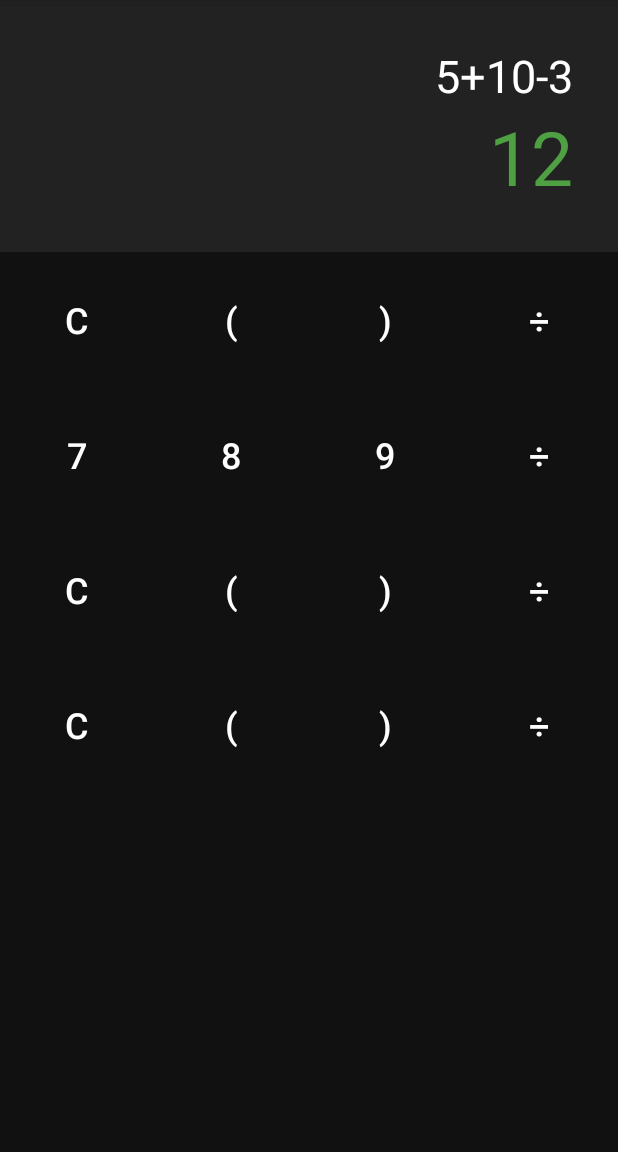
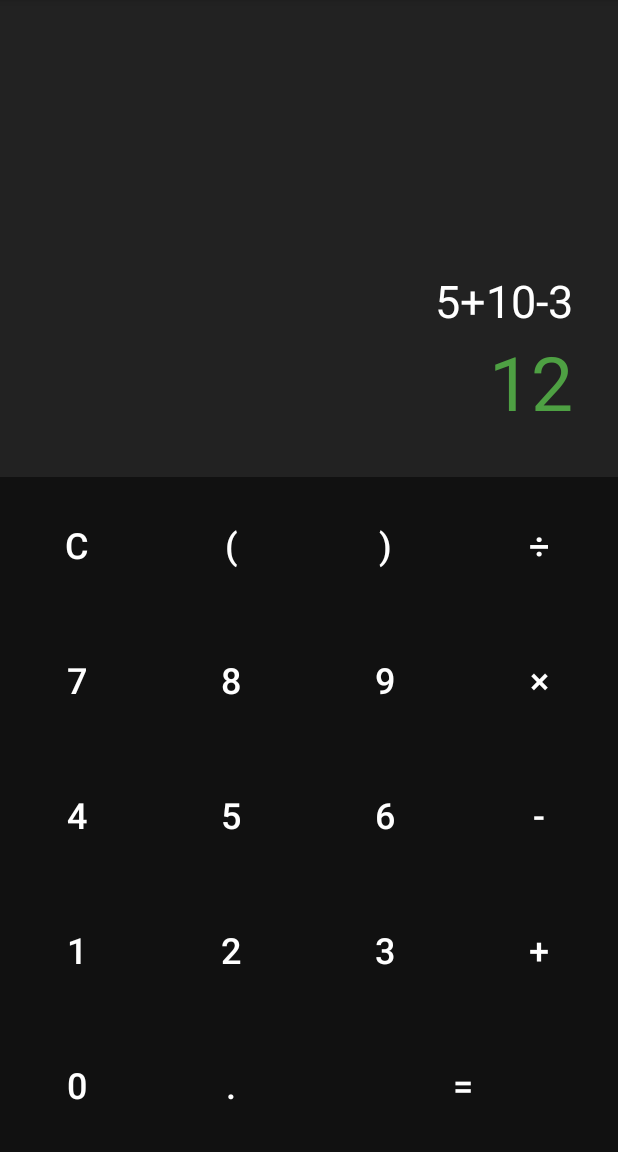
Before and after one commit to Dilanka-S/CalculatorKotlin, an Android app: the screen it shows after launch (MainActivity), on a phone screen of 412 x 824 dp, the part 84-1236 px from its top. Run offline under Robolectric (Android 15) with nearby library versions, the phone set to English and light mode, and no system bars.

Commit message:
UI complete, backend started
Finished the general structure of the GUI through the xml file. Started on the main kotlin file to add the backend functions

```diff
--- a/app/build.gradle
+++ b/app/build.gradle
@@ -1,6 +1,7 @@
 plugins {
     id 'com.android.application'
     id 'org.jetbrains.kotlin.android'
+    id 'kotlin-android-extensions'
 }
 
 android {
--- a/app/src/main/java/lk/sliit/calculatorkotlin/MainActivity.kt
+++ b/app/src/main/java/lk/sliit/calculatorkotlin/MainActivity.kt
@@ -2,10 +2,24 @@ package lk.sliit.calculatorkotlin
 
 import androidx.appcompat.app.AppCompatActivity
 import android.os.Bundle
+import kotlinx.android.synthetic.main.activity_main.*
 
 class MainActivity : AppCompatActivity() {
     override fun onCreate(savedInstanceState: Bundle?) {
         super.onCreate(savedInstanceState)
         setContentView(R.layout.activity_main)
+
+        button_clear.setOnClickListener {
+            input.text = ""
+            output.text = ""
+        }
+        button_bracket_left.setOnClickListener {
+            input.text = ""
+            output.text = ""
+        }
+    }
+
+    private fun addToInputText(buttonValue : String ): String{
+
     }
 }
--- a/app/src/main/res/layout/activity_main.xml
+++ b/app/src/main/res/layout/activity_main.xml
@@ -10,13 +10,15 @@
 
     <LinearLayout
         android:layout_width="match_parent"
-        android:layout_height="wrap_content"
+        android:layout_height="0dp"
+        android:layout_weight="1"
         android:gravity="bottom"
         android:padding="30dp"
         android:background="@color/io_background"
         android:orientation="vertical">
 
         <TextView
+            android:id="@+id/input"
             android:layout_width="match_parent"
             android:layout_height="wrap_content"
             android:gravity="end"
@@ -25,6 +27,7 @@
             android:text="5+10-3" />
 
         <TextView
+            android:id="@+id/output"
             android:layout_width="match_parent"
             android:layout_height="wrap_content"
             android:gravity="end"
@@ -41,21 +44,25 @@
         android:stretchColumns="*">
         <TableRow>
             <androidx.appcompat.widget.AppCompatButton
+                android:id="@+id/button_clear"
                 android:layout_width="wrap_content"
                 android:layout_height="90dp"
                 style="@style/Button_Style"
                 android:text="C"/>
             <androidx.appcompat.widget.AppCompatButton
+                android:id="@+id/button_bracket_left"
                 android:layout_width="wrap_content"
                 android:layout_height="90dp"
                 style="@style/Button_Style"
                 android:text="("/>
             <androidx.appcompat.widget.AppCompatButton
+                android:id="@+id/button_bracket_right"
                 android:layout_width="wrap_content"
                 android:layout_height="90dp"
                 style="@style/Button_Style"
                 android:text=")"/>
             <androidx.appcompat.widget.AppCompatButton
+                android:id="@+id/button_division"
                 android:layout_width="wrap_content"
                 android:layout_height="90dp"
                 style="@style/Button_Style"
@@ -63,69 +70,102 @@
         </TableRow>
         <TableRow>
             <androidx.appcompat.widget.AppCompatButton
+                android:id="@+id/button_7"
                 android:layout_width="wrap_content"
                 android:layout_height="90dp"
                 style="@style/Button_Style"
                 android:text="7"/>
             <androidx.appcompat.widget.AppCompatButton
+                android:id="@+id/button_8"
                 android:layout_width="wrap_content"
                 android:layout_height="90dp"
                 style="@style/Button_Style"
                 android:text="8"/>
             <androidx.appcompat.widget.AppCompatButton
+                android:id="@+id/button_9"
                 android:layout_width="wrap_content"
                 android:layout_height="90dp"
                 style="@style/Button_Style"
                 android:text="9"/>
             <androidx.appcompat.widget.AppCompatButton
+                android:id="@+id/button_multiplication"
                 android:layout_width="wrap_content"
                 android:layout_height="90dp"
                 style="@style/Button_Style"
-                android:text="÷"/>
+                android:text="×"/>
         </TableRow>
         <TableRow>
             <androidx.appcompat.widget.AppCompatButton
+                android:id="@+id/button_4"
                 android:layout_width="wrap_content"
                 android:layout_height="90dp"
                 style="@style/Button_Style"
-                android:text="C"/>
+                android:text="4"/>
             <androidx.appcompat.widget.AppCompatButton
+                android:id="@+id/button_5"
                 android:layout_width="wrap_content"
                 android:layout_height="90dp"
                 style="@style/Button_Style"
-                android:text="("/>
+                android:text="5"/>
             <androidx.appcompat.widget.AppCompatButton
+                android:id="@+id/button_6"
                 android:layout_width="wrap_content"
                 android:layout_height="90dp"
                 style="@style/Button_Style"
-                android:text=")"/>
+                android:text="6"/>
             <androidx.appcompat.widget.AppCompatButton
+                android:id="@+id/button_subtraction"
                 android:layout_width="wrap_content"
                 android:layout_height="90dp"
                 style="@style/Button_Style"
-                android:text="÷"/>
+                android:text="-"/>
         </TableRow>
         <TableRow>
             <androidx.appcompat.widget.AppCompatButton
+                android:id="@+id/button_1"
                 android:layout_width="wrap_content"
                 android:layout_height="90dp"
                 style="@style/Button_Style"
-                android:text="C"/>
+                android:text="1"/>
             <androidx.appcompat.widget.AppCompatButton
+                android:id="@+id/button_2"
                 android:layout_width="wrap_content"
                 android:layout_height="90dp"
                 style="@style/Button_Style"
-                android:text="("/>
+                android:text="2"/>
             <androidx.appcompat.widget.AppCompatButton
+                android:id="@+id/button_3"
                 android:layout_width="wrap_content"
                 android:layout_height="90dp"
                 style="@style/Button_Style"
-                android:text=")"/>
+                android:text="3"/>
             <androidx.appcompat.widget.AppCompatButton
+                android:id="@+id/button_addition"
                 android:layout_width="wrap_content"
                 android:layout_height="90dp"
                 style="@style/Button_Style"
-                android:text="÷"/>
+                android:text="+"/>
+        </TableRow>
+        <TableRow>
+            <androidx.appcompat.widget.AppCompatButton
+                android:id="@+id/button_0"
+                android:layout_width="wrap_content"
+                android:layout_height="90dp"
+                style="@style/Button_Style"
+                android:text="0"/>
+            <androidx.appcompat.widget.AppCompatButton
+                android:id="@+id/button_decimal"
+                android:layout_width="wrap_content"
+                android:layout_height="90dp"
+                style="@style/Button_Style"
+                android:text="."/>
+            <androidx.appcompat.widget.AppCompatButton
+                android:id="@+id/button_equals"
+                android:layout_width="0dp"
+                android:layout_height="90dp"
+                android:layout_weight="1"
+                style="@style/Button_Style"
+                android:text="="/>
         </TableRow>
 
     </TableLayout>
```
